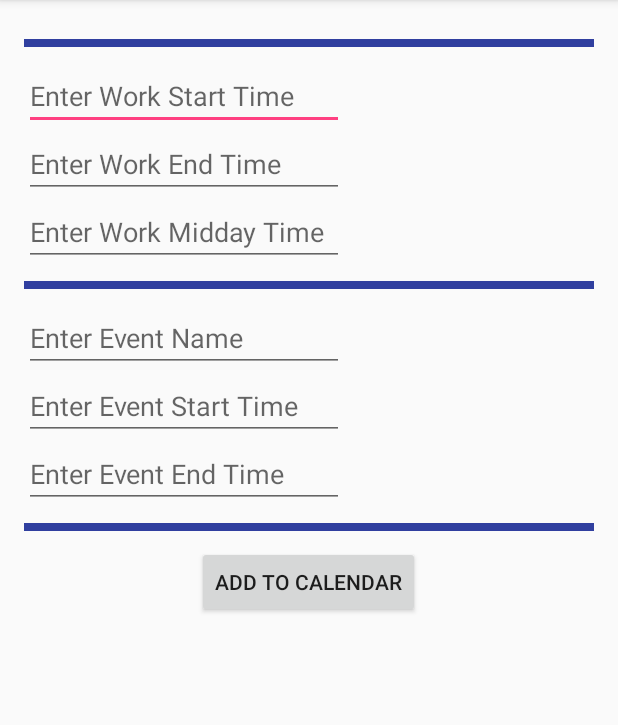
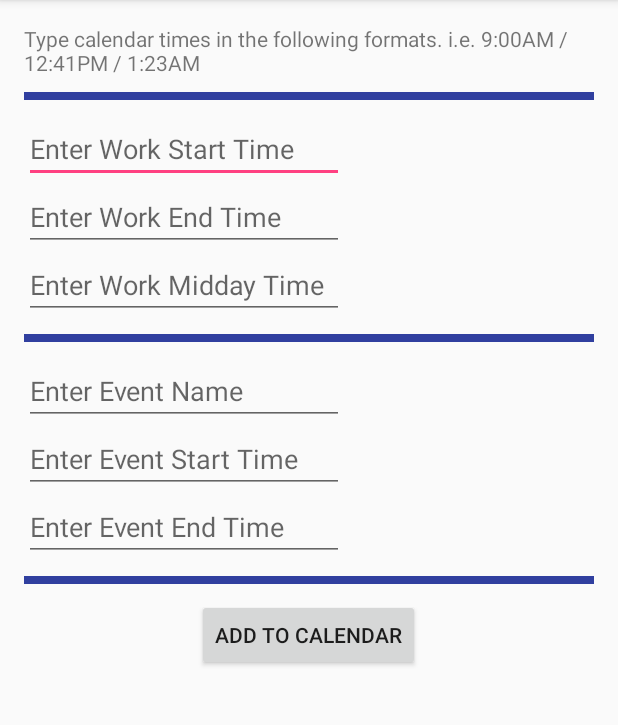
Before and after one commit to ST215/FleUnitTest, an Android app: the screen it shows after launch (MainActivity), on a phone screen of 412 x 824 dp, the part 84-809 px from its top. Run offline under Robolectric (Android 15) with nearby library versions, the phone set to English and light mode, and no system bars.

Commit message:
Updated String Resources

```diff
--- a/app/src/main/res/layout/activity_main.xml
+++ b/app/src/main/res/layout/activity_main.xml
@@ -11,7 +11,10 @@
     android:orientation="vertical"
     tools:context="com.stanley.fleunittest.MainActivity">
 
-
+    <TextView
+    android:layout_width="wrap_content"
+    android:layout_height="wrap_content"
+        android:text="@string/instructions"/>
     <View
         android:layout_width="match_parent"
         android:layout_height="5dp"
@@ -25,7 +28,7 @@
         android:inputType="text"
         android:ems="10"
         android:id="@+id/et_WorkDayStart"
-        android:hint="Enter Work Start Time " />
+        android:hint="@string/workDayStartHint" />
 
 
     <EditText
@@ -34,7 +37,7 @@
         android:inputType="text"
         android:ems="10"
         android:id="@+id/et_WorkDayEnd"
-        android:hint="Enter Work End Time" />
+        android:hint="@string/workDayEndHint" />
 
 
     <EditText
@@ -43,7 +46,7 @@
         android:inputType="text"
         android:ems="10"
         android:id="@+id/et_WorkDayMiddle"
-        android:hint="Enter Work Midday Time" />
+        android:hint="@string/workDayMiddayHint" />
 
     <View
         android:layout_width="match_parent"
@@ -60,7 +63,7 @@
         android:inputType="text"
         android:ems="10"
         android:id="@+id/et_EventName"
-        android:hint="Enter Event Name" />
+        android:hint="@string/enterEventNameHint" />
 
     <EditText
         android:layout_width="wrap_content"
@@ -68,7 +71,7 @@
         android:ems="10"
         android:id="@+id/et_EventStart"
         android:inputType="text"
-        android:hint="Enter Event Start Time"/>
+        android:hint="@string/enterEventStartTimeHint"/>
 
     <EditText
         android:layout_width="wrap_content"
@@ -76,7 +79,7 @@
         android:ems="10"
         android:id="@+id/et_EventEnd"
         android:inputType="text"
-        android:hint="Enter Event End Time" />
+        android:hint="@string/enterEventEndTimeHint" />
 
     <View
         android:layout_width="wrap_content"
@@ -90,7 +93,7 @@
         android:layout_width="wrap_content"
         android:layout_height="wrap_content"
         android:id="@+id/btn_addToCalendar"
-        android:text="Add To Calendar"
+        android:text="@string/btn_AddToCalendar"
         android:layout_gravity="center"/>
 
 
--- a/app/src/main/res/values/strings.xml
+++ b/app/src/main/res/values/strings.xml
@@ -1,3 +1,11 @@
 <resources>
     <string name="app_name">FleUnitTest</string>
+    <string name="instructions">Type calendar times in the following formats. i.e. 9:00AM / 12:41PM / 1:23AM</string>
+    <string name="workDayStartHint">Enter Work Start Time</string>
+    <string name="workDayEndHint">Enter Work End Time</string>
+    <string name="workDayMiddayHint">Enter Work Midday Time</string>
+    <string name="enterEventNameHint">Enter Event Name</string>
+    <string name="enterEventStartTimeHint">Enter Event Start Time</string>
+    <string name="enterEventEndTimeHint">Enter Event End Time</string>
+    <string name="btn_AddToCalendar">Add To Calendar</string>
 </resources>
```
